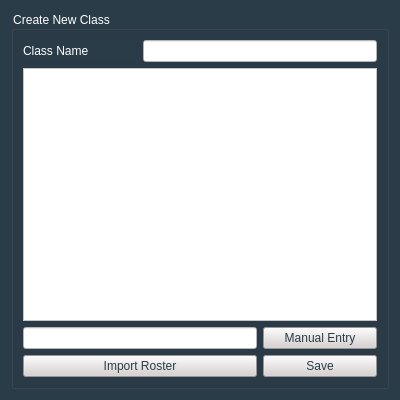
Before: the Qt Designer form PeerPilot/ui/createClass/createclass.ui in lsevcik/peerpilot, drawn with Qt 5.
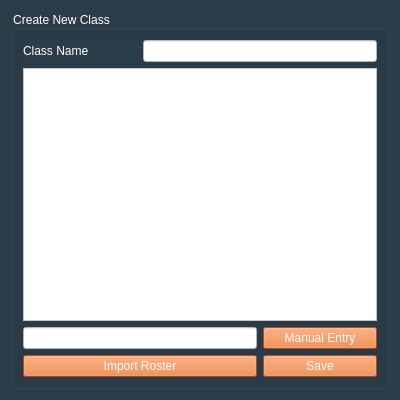
After: the same form once the commit is applied.

Commit message: One more quick update to UI

Diff of the .ui file:
```diff
--- a/PeerPilot/ui/createClass/createclass.ui
+++ b/PeerPilot/ui/createClass/createclass.ui
@@ -31,9 +31,9 @@
       <item row="2" column="2">
        <widget class="QPushButton" name="manualEntryNamePushButton">
         <property name="styleSheet">
-         <string notr="true">color: rgb(42, 60, 70);
-background-color: rgb(215, 209, 209);
-border-top-color: rgb(0, 85, 255);
+         <string notr="true">border-top-color: rgb(0, 85, 255);
+background-color: rgb(230, 112, 43);
+color: rgb(255, 255, 255);
 font: 12pt &quot;Calibri&quot;;</string>
         </property>
         <property name="text">
@@ -44,9 +44,9 @@
       <item row="3" column="2">
        <widget class="QPushButton" name="savePushButton">
         <property name="styleSheet">
-         <string notr="true">color: rgb(42, 60, 70);
-background-color: rgb(215, 209, 209);
-border-top-color: rgb(0, 85, 255);
+         <string notr="true">border-top-color: rgb(0, 85, 255);
+background-color: rgb(230, 112, 43);
+color: rgb(255, 255, 255);
 font: 12pt &quot;Calibri&quot;;</string>
         </property>
         <property name="text">
@@ -57,9 +57,9 @@
       <item row="3" column="0" colspan="2">
        <widget class="QPushButton" name="importPushButton">
         <property name="styleSheet">
-         <string notr="true">color: rgb(42, 60, 70);
-background-color: rgb(215, 209, 209);
-border-top-color: rgb(0, 85, 255);
+         <string notr="true">border-top-color: rgb(0, 85, 255);
+background-color: rgb(230, 112, 43);
+color: rgb(255, 255, 255);
 font: 12pt &quot;Calibri&quot;;</string>
         </property>
         <property name="text">
```
The commit also changes 4 other files.
